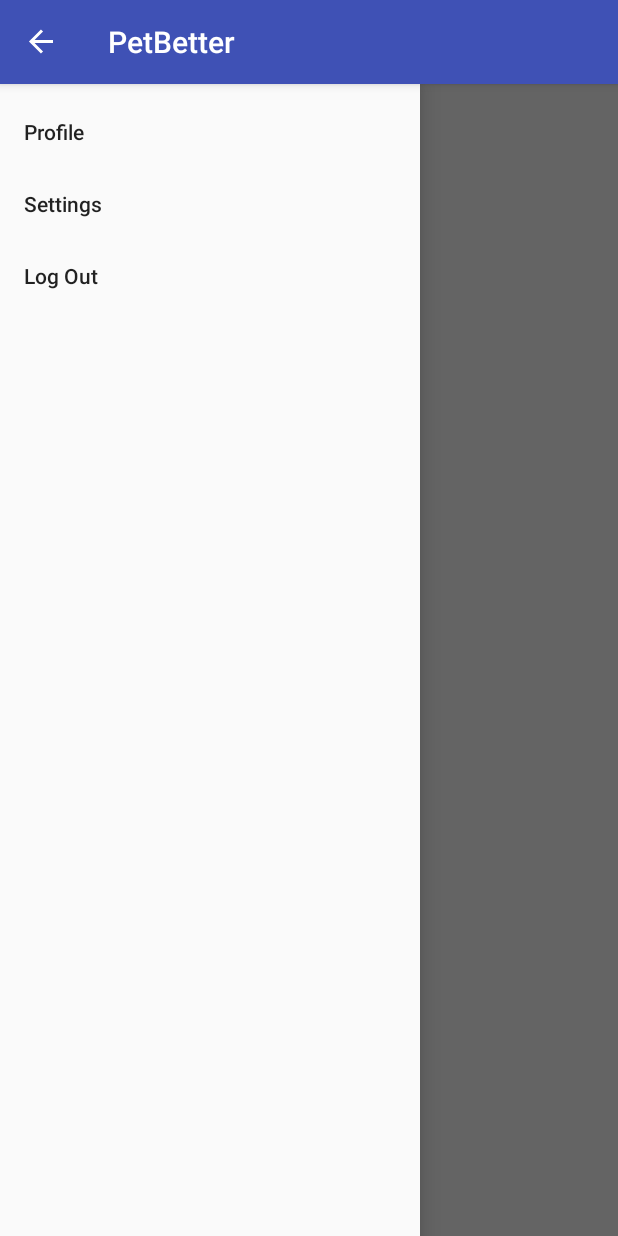
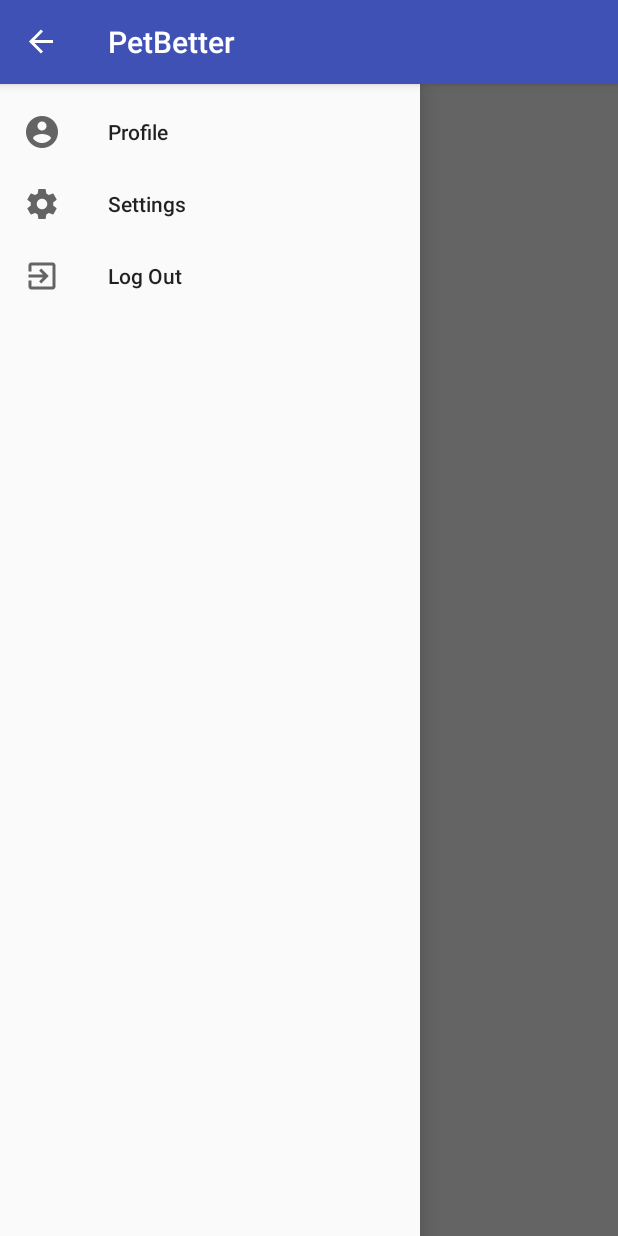
Before and after one commit to DwardTiro/PetBetter, an Android app: the HomeActivity screen opened directly, with no data from a screen before it, with the side drawer open, on a phone screen of 412 x 824 dp. Run offline under Robolectric (Android 15) with nearby library versions, the phone set to English and light mode, and no system bars.

Commit message:
DrawerLayout with Icons

```diff
--- a/app/src/main/res/menu/navigation_menu.xml
+++ b/app/src/main/res/menu/navigation_menu.xml
@@ -1,9 +1,12 @@
 <?xml version="1.0" encoding="utf-8"?>
 <menu xmlns:android="http://schemas.android.com/apk/res/android">
     <item android:id="@+id/profile"
+        android:icon="@mipmap/ic_account_circle_black_24dp"
         android:title="Profile"/>
     <item android:id="@+id/settings"
+        android:icon="@mipmap/ic_settings_black_24dp"
         android:title="Settings"/>
     <item android:id="@+id/log_out"
+        android:icon="@mipmap/ic_exit_to_app_black_24dp"
         android:title="Log Out"/>
 </menu>
```
Also changed, not shown: app/src/main/res/mipmap-hdpi/ic_account_circle_black_24dp.png (added), app/src/main/res/mipmap-hdpi/ic_exit_to_app_black_24dp.png (added), app/src/main/res/mipmap-hdpi/ic_settings_black_24dp.png (added), app/src/main/res/mipmap-mdpi/ic_account_circle_black_24dp.png (added), app/src/main/res/mipmap-mdpi/ic_exit_to_app_black_24dp.png (added), app/src/main/res/mipmap-mdpi/ic_settings_black_24dp.png (added), app/src/main/res/mipmap-xhdpi/ic_account_circle_black_24dp.png (added), app/src/main/res/mipmap-xhdpi/ic_exit_to_app_black_24dp.png (added), app/src/main/res/mipmap-xhdpi/ic_settings_black_24dp.png (added), app/src/main/res/mipmap-xxhdpi/ic_account_circle_black_24dp.png (added), app/src/main/res/mipmap-xxhdpi/ic_exit_to_app_black_24dp.png (added), app/src/main/res/mipmap-xxhdpi/ic_settings_black_24dp.png (added), app/src/main/res/mipmap-xxxhdpi/ic_account_circle_black_24dp.png (added), app/src/main/res/mipmap-xxxhdpi/ic_exit_to_app_black_24dp.png (added), 1 more files.
